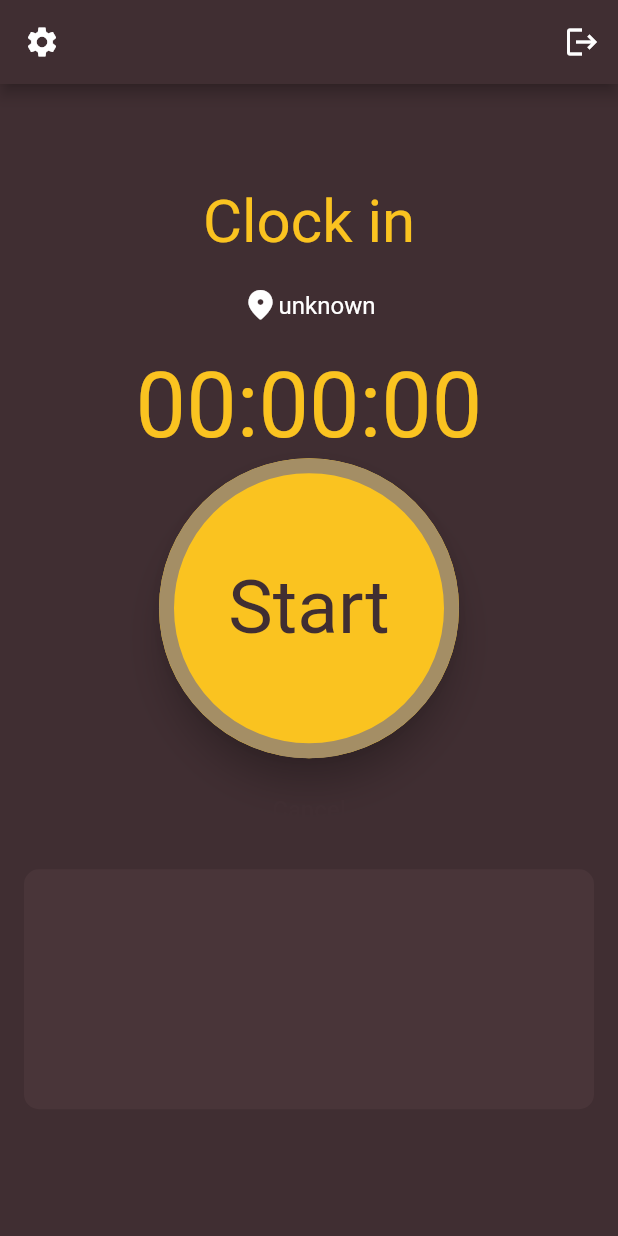
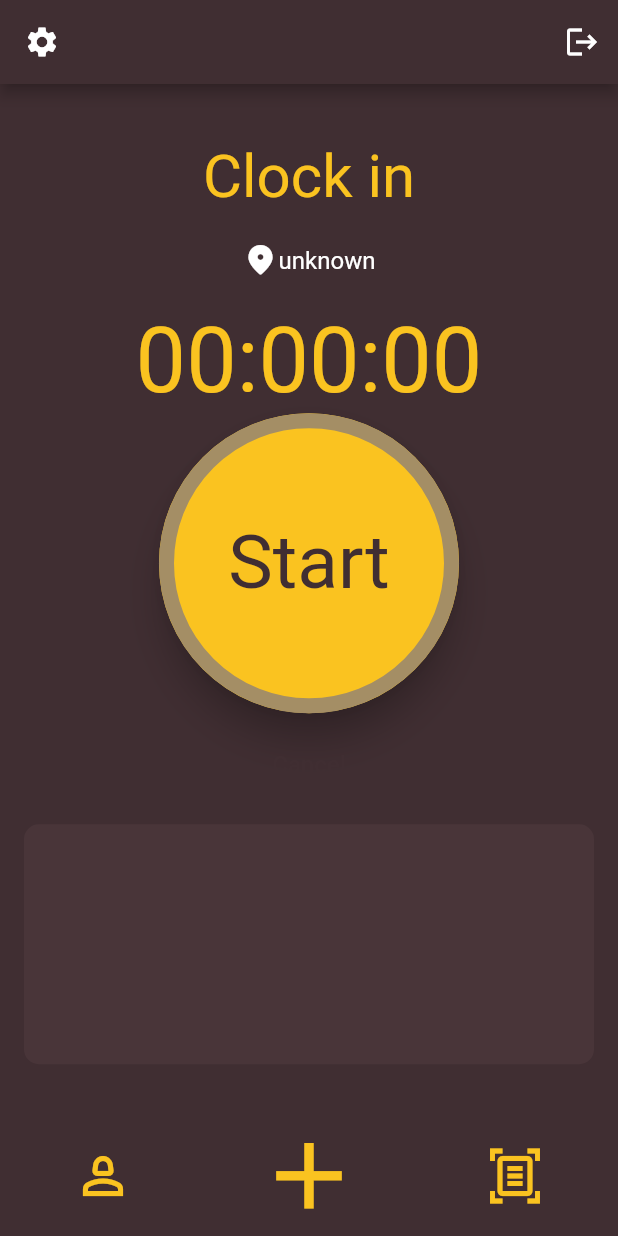
Before and after one commit to maria-gedye/Y3-timesheet-app, a Flutter app: the screen it shows once a user with an empty profile is signed in, on a phone screen of 412 x 824 dp. Run offline on Flutter 3.47's test engine with Material 2 defaults, Android fonts, the phone set to English and light mode, and no system bars; our stand-ins replace firebase_auth, firebase_core, geocoding, geolocator; accounts and stored records are empty.

Commit message:
bottom nav bar on home page

```diff
--- a/lib/pages/home_page.dart
+++ b/lib/pages/home_page.dart
@@ -1,6 +1,5 @@
 import 'package:firebase_auth/firebase_auth.dart';
 import 'package:flutter/material.dart';
-import 'package:timesheet_app/components/timer_button.dart';
 import 'package:geocoding/geocoding.dart';
 import 'package:geolocator/geolocator.dart';
 import 'dart:async';
@@ -25,6 +24,7 @@ class _HomePageState extends State<HomePage> {
   Timer? timer;
   bool started = false;
   List shifts = [];
+  int currentPageIndex = 0;
 
 // state methods...
 
@@ -130,7 +130,7 @@ class _HomePageState extends State<HomePage> {
     return Scaffold(
         backgroundColor: Color.fromRGBO(64, 46, 50, 1),
 
-        // log out, settings
+        // Top nav bar: log out, settings
         appBar: AppBar(
           backgroundColor: Color.fromRGBO(64, 46, 50, 1),
           actions: [
@@ -138,12 +138,50 @@ class _HomePageState extends State<HomePage> {
           ],
           leading: IconButton(onPressed: () {}, icon: Icon(Icons.settings)),
         ),
-        body: SafeArea(
+
+        // Bottom Nav Bar: user, add entry, send timesheet
+      bottomNavigationBar: NavigationBarTheme(
+        data: NavigationBarThemeData(
+          indicatorColor: Color.fromRGBO(64, 46, 50, 1),
+          labelTextStyle: MaterialStateProperty.all(const TextStyle(
+            color: Color.fromRGBO(250, 195, 32, 1)
+            ))),
+        child: NavigationBar(
+          labelBehavior: NavigationDestinationLabelBehavior.alwaysHide,
+          backgroundColor: Color.fromRGBO(64, 46, 50, 1),
+          onDestinationSelected: (int index) {
+            setState(() {
+              currentPageIndex = index;
+            });
+          },
+          selectedIndex: currentPageIndex,
+          destinations: const <Widget>[
+            NavigationDestination(
+              icon: Icon(Icons.person_2_outlined, color: Color.fromRGBO(250, 195, 32, 1), size: 40),
+              label: 'User',
+            ),
+            NavigationDestination(
+              icon: Icon(Icons.add, color: Color.fromRGBO(250, 195, 32, 1), size: 75.0,),
+              label: 'Add',
+            ),
+            NavigationDestination(
+              icon: Icon(Icons.document_scanner_outlined, color: Color.fromRGBO(250, 195, 32, 1), size: 40),
+              label: 'Timesheet',
+            ),
+          ],
+        ),
+      ),
+
+      // main body
+        body: <Widget> [
+          SafeArea(
             child: Center(
           child: SingleChildScrollView(
               child: Column(
             mainAxisAlignment: MainAxisAlignment.center,
             children: [
+              SizedBox(height: 20),
+
               // Clock in title
               Text((!started) ? 'Clock in' : 'Clock out',
                   style: TextStyle(
@@ -256,14 +294,14 @@ class _HomePageState extends State<HomePage> {
                             Text(
                               "Shift# ${index + 1}",
                               style: const TextStyle(
-                                color: Colors.amber,
+                                color: Colors.white,
                                 fontSize: 16.0,
                               ),
                             ),
                             Text(
                               "${shifts[index]}",
                               style: const TextStyle(
-                                color: Colors.amber,
+                                color: Colors.white,
                                 fontSize: 16.0,
                               ),
                             ),
@@ -274,13 +312,9 @@ class _HomePageState extends State<HomePage> {
                   ),
                 ),
               ),
-
-              // Bottom Nav Bar with three buttons:
-              // 1. User details
-              // 2. add shift (manual entry)
-              // 3. send timesheet
             ],
           )),
-        )));
+        )),] [currentPageIndex],
+    );
   }
 }
```
Also changed, not shown: lib/components/timer_button.dart (added).
